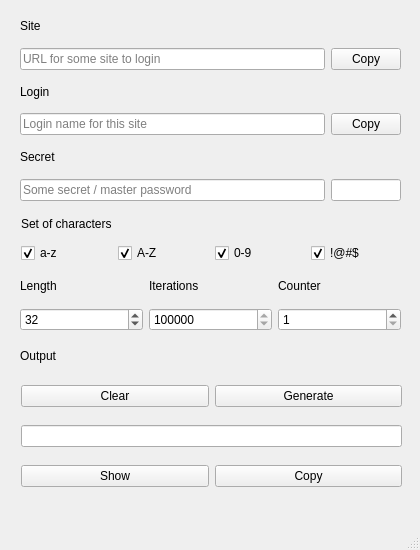
wiktorszczepanik/NullPass, file nullpass.ui: the form before one commit.
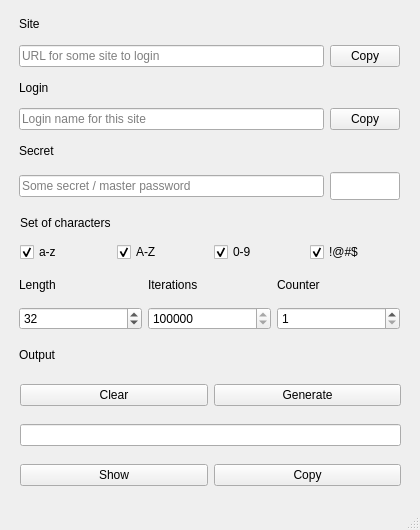
The form after the commit.

The edit to the form file:
```diff
--- a/nullpass.ui
+++ b/nullpass.ui
@@ -7,7 +7,7 @@
     <x>0</x>
     <y>0</y>
     <width>420</width>
-    <height>550</height>
+    <height>530</height>
    </rect>
   </property>
   <property name="sizePolicy">
@@ -19,13 +19,13 @@
   <property name="minimumSize">
    <size>
     <width>420</width>
-    <height>550</height>
+    <height>530</height>
    </size>
   </property>
   <property name="maximumSize">
    <size>
     <width>420</width>
-    <height>550</height>
+    <height>530</height>
    </size>
   </property>
   <property name="baseSize">
@@ -41,8 +41,8 @@
    <widget class="QWidget" name="gridLayoutWidget">
     <property name="geometry">
      <rect>
-      <x>20</x>
-      <y>10</y>
+      <x>19</x>
+      <y>9</y>
       <width>381</width>
       <height>191</height>
      </rect>
@@ -259,6 +259,24 @@
          <height>0</height>
         </size>
        </property>
+       <property name="font">
+        <font>
+         <pointsize>13</pointsize>
+         <bold>false</bold>
+        </font>
+       </property>
+       <property name="focusPolicy">
+        <enum>Qt::FocusPolicy::NoFocus</enum>
+       </property>
+       <property name="layoutDirection">
+        <enum>Qt::LayoutDirection::RightToLeft</enum>
+       </property>
+       <property name="alignment">
+        <set>Qt::AlignmentFlag::AlignCenter</set>
+       </property>
+       <property name="readOnly">
+        <bool>true</bool>
+       </property>
       </widget>
      </item>
     </layout>
@@ -266,8 +284,8 @@
    <widget class="QWidget" name="verticalLayoutWidget">
     <property name="geometry">
      <rect>
-      <x>21</x>
-      <y>211</y>
+      <x>20</x>
+      <y>210</y>
       <width>381</width>
       <height>52</height>
      </rect>
@@ -341,8 +359,8 @@
    <widget class="QWidget" name="gridLayoutWidget_2">
     <property name="geometry">
      <rect>
-      <x>20</x>
-      <y>270</y>
+      <x>19</x>
+      <y>269</y>
       <width>381</width>
       <height>61</height>
      </rect>
@@ -428,8 +446,8 @@
    <widget class="QWidget" name="horizontalLayoutWidget_2">
     <property name="geometry">
      <rect>
-      <x>21</x>
-      <y>381</y>
+      <x>20</x>
+      <y>380</y>
       <width>381</width>
       <height>31</height>
      </rect>
@@ -457,8 +475,8 @@
    <widget class="QWidget" name="horizontalLayoutWidget_3">
     <property name="geometry">
      <rect>
-      <x>21</x>
-      <y>461</y>
+      <x>20</x>
+      <y>460</y>
       <width>381</width>
       <height>31</height>
      </rect>
@@ -486,8 +504,8 @@
    <widget class="QWidget" name="horizontalLayoutWidget_4">
     <property name="geometry">
      <rect>
-      <x>21</x>
-      <y>421</y>
+      <x>20</x>
+      <y>420</y>
       <width>381</width>
       <height>31</height>
      </rect>
@@ -501,6 +519,9 @@
        <property name="echoMode">
         <enum>QLineEdit::EchoMode::Password</enum>
        </property>
+       <property name="alignment">
+        <set>Qt::AlignmentFlag::AlignCenter</set>
+       </property>
        <property name="readOnly">
         <bool>true</bool>
        </property>
@@ -511,8 +532,8 @@
    <widget class="QWidget" name="horizontalLayoutWidget">
     <property name="geometry">
      <rect>
-      <x>20</x>
-      <y>340</y>
+      <x>19</x>
+      <y>339</y>
       <width>381</width>
       <height>31</height>
      </rect>
@@ -528,14 +549,27 @@
     </layout>
    </widget>
   </widget>
-  <widget class="QMenuBar" name="menubar">
-   <property name="geometry">
-    <rect>
-     <x>0</x>
-     <y>0</y>
-     <width>420</width>
-     <height>23</height>
-    </rect>
+  <widget class="QStatusBar" name="statusbar">
+   <property name="minimumSize">
+    <size>
+     <width>0</width>
+     <height>20</height>
+    </size>
+   </property>
+   <property name="maximumSize">
+    <size>
+     <width>16777215</width>
+     <height>20</height>
+    </size>
+   </property>
+   <property name="baseSize">
+    <size>
+     <width>0</width>
+     <height>20</height>
+    </size>
+   </property>
+   <property name="layoutDirection">
+    <enum>Qt::LayoutDirection::LeftToRight</enum>
    </property>
   </widget>
   <widget class="QStatusBar" name="statusbar"/>
```
Left out of the diff: 9 changed lines with no effect on the pictures.
